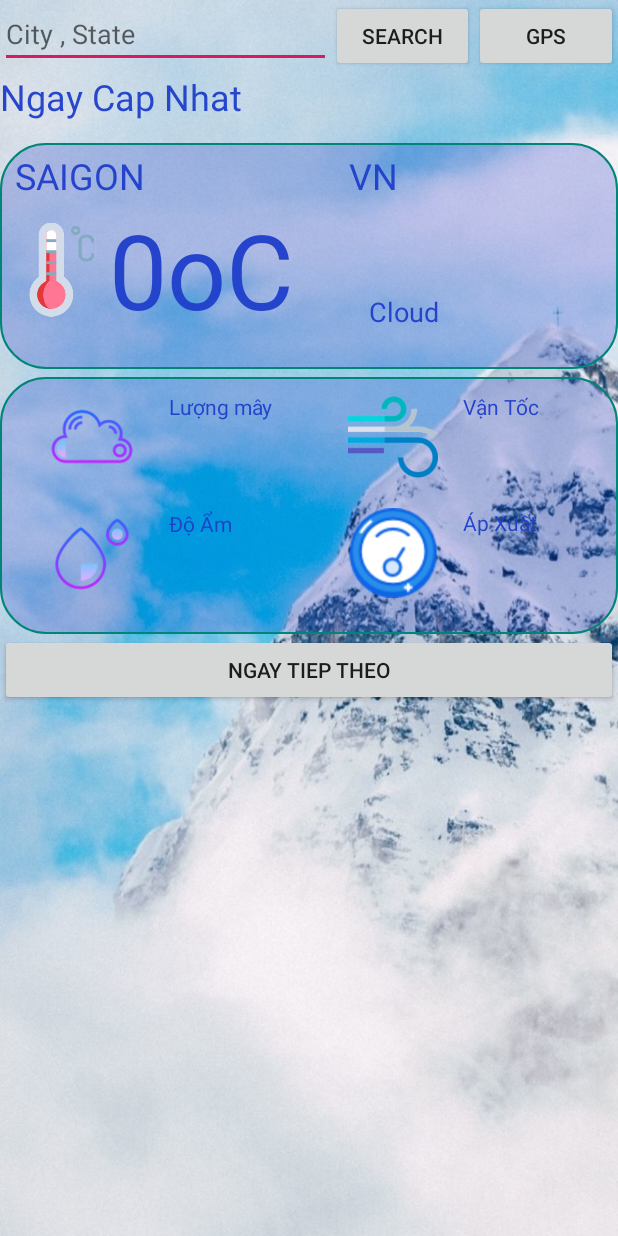
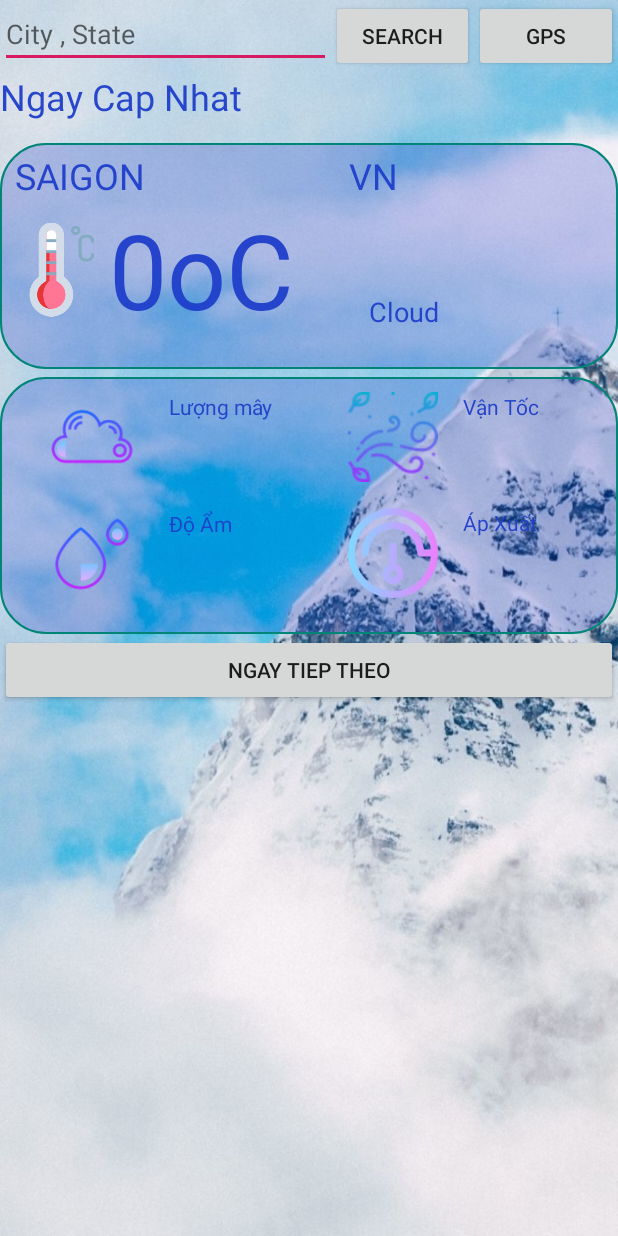
Before and after one commit to khuongvo50/YourWeather, an Android app: the MainActivity screen opened directly, with no data from a screen before it, on a phone screen of 412 x 824 dp. Run offline under Robolectric (Android 15) with nearby library versions, the phone set to English and light mode, and no system bars; our stand-ins replace Picasso, Volley; pictures from the network do not load.

Commit message:
sua 2 icon

```diff
--- a/app/src/main/res/layout/activity_main.xml
+++ b/app/src/main/res/layout/activity_main.xml
@@ -296,7 +296,7 @@
                             android:layout_width="6dp"
                             android:layout_height="60dp"
                             android:layout_weight="1"
-                            app:srcCompat="@drawable/wind" />
+                            app:srcCompat="@drawable/giooi" />
                     </LinearLayout>
 
                     <LinearLayout
@@ -337,7 +337,7 @@
                             android:layout_width="9dp"
                             android:layout_height="60dp"
                             android:layout_weight="1"
-                            app:srcCompat="@drawable/pressure" />
+                            app:srcCompat="@drawable/indicator" />
                     </LinearLayout>
 
                     <LinearLayout
--- a/build.gradle
+++ b/build.gradle
@@ -7,7 +7,7 @@ buildscript {
 
     }
     dependencies {
-        classpath 'com.android.tools.build:gradle:3.4.2'
+        classpath 'com.android.tools.build:gradle:3.5.1'
 
         // NOTE: Do not place your application dependencies here; they belong
         // in the individual module build.gradle files
```
Also changed, not shown: app/src/main/res/drawable/giooi.png (added), app/src/main/res/drawable/indicator.png (added), gradle/wrapper/gradle-wrapper.properties.
